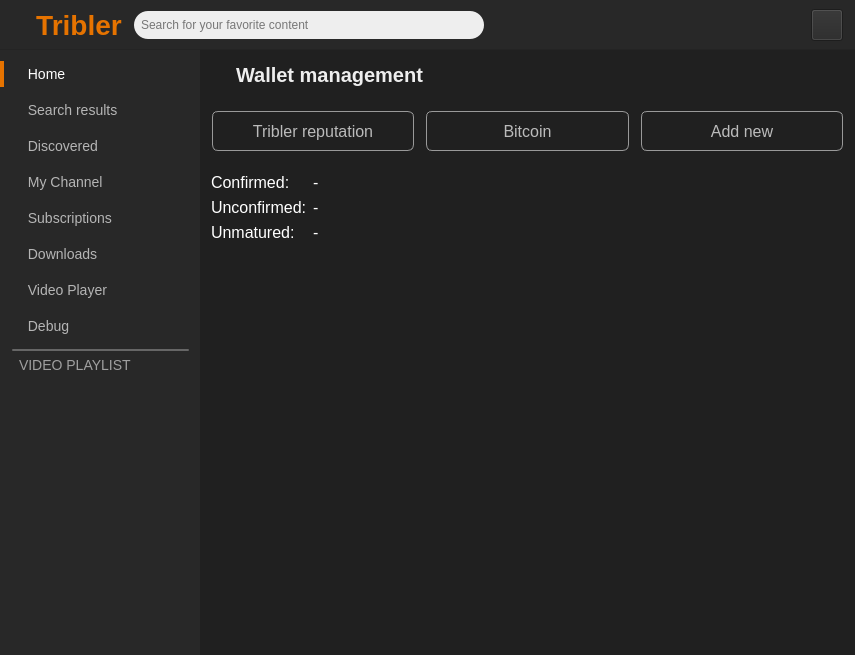
Old version of the form TriblerGUI/qt_resources/mainwindow.ui in the repository devos50/tribler.
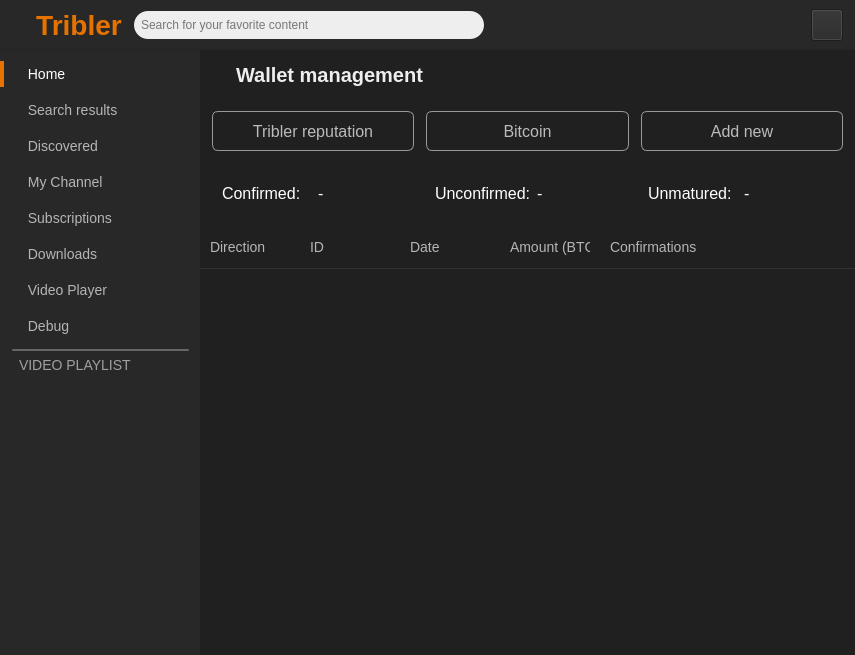
New version of the form. The open tabs and pages were chosen to show the change. Icons and pictures are not drawn. Custom widgets are drawn as their Qt base class.

Commit message: Added transactions overview to btc wallet

Diff of the .ui file:
```diff
--- a/TriblerGUI/qt_resources/mainwindow.ui
+++ b/TriblerGUI/qt_resources/mainwindow.ui
@@ -10236,6 +10236,40 @@
          </layout>
         </widget>
         <widget class="MarketWalletsPage" name="market_wallets_page">
+         <property name="styleSheet">
+          <string notr="true">QTreeWidget {
+border: none;
+font-size: 13px;
+}
+QTreeWidget::item {
+color: #eee;
+height: 30px;
+border-bottom: 1px solid #303030;
+}
+QTreeWidget::item:hover {
+background-color: #303030;
+}
+QTreeWidget::item::selected {
+background-color: #444;
+}
+QHeaderView {
+background-color: transparent;
+}
+QHeaderView::section {
+background-color: transparent;
+border: none;
+color: #B5B5B5;
+padding: 10px;
+font-size: 14px;
+border-bottom: 1px solid #303030;
+}
+QHeaderView::section:hover {
+color: white;
+}
+QTableCornerButton::section {
+background-color: transparent;
+}</string>
+         </property>
          <layout class="QVBoxLayout" name="verticalLayout">
           <property name="spacing">
            <number>0</number>
@@ -10617,50 +10651,130 @@
                  <string notr="true">color: white;
 font-size: 16px;</string>
                 </property>
-                <layout class="QFormLayout" name="formLayout_9">
-                 <property name="formAlignment">
-                  <set>Qt::AlignLeading|Qt::AlignLeft|Qt::AlignTop</set>
+                <layout class="QVBoxLayout" name="verticalLayout_19">
+                 <property name="spacing">
+                  <number>0</number>
                  </property>
-                 <item row="0" column="0">
-                  <widget class="QLabel" name="label_60">
-                   <property name="text">
-                    <string>Confirmed:</string>
-                   </property>
+                 <property name="leftMargin">
+                  <number>0</number>
+                 </property>
+                 <property name="topMargin">
+                  <number>0</number>
+                 </property>
+                 <property name="rightMargin">
+                  <number>0</number>
+                 </property>
+                 <property name="bottomMargin">
+                  <number>0</number>
+                 </property>
+                 <item>
+                  <widget class="QWidget" name="widget_35" native="true">
+                   <layout class="QHBoxLayout" name="horizontalLayout_47">
+                    <item>
+                     <widget class="QWidget" name="widget_36" native="true">
+                      <property name="minimumSize">
+                       <size>
+                        <width>0</width>
+                        <height>0</height>
+                       </size>
+                      </property>
+                      <property name="styleSheet">
+                       <string notr="true"/>
+                      </property>
+                      <layout class="QHBoxLayout" name="horizontalLayout_48">
+                       <item>
+                        <widget class="QLabel" name="label_60">
+                         <property name="text">
+                          <string>Confirmed:</string>
+                         </property>
+                        </widget>
+                       </item>
+                       <item>
+                        <widget class="QLabel" name="btc_wallet_confirmed_label">
+                         <property name="text">
+                          <string>-</string>
+                         </property>
+                        </widget>
+                       </item>
+                      </layout>
+                     </widget>
+                    </item>
+                    <item>
+                     <widget class="QWidget" name="widget_37" native="true">
+                      <layout class="QHBoxLayout" name="horizontalLayout_49">
+                       <item>
+                        <widget class="QLabel" name="label_61">
+                         <property name="text">
+                          <string>Unconfirmed:</string>
+                         </property>
+                        </widget>
+                       </item>
+                       <item>
+                        <widget class="QLabel" name="btc_wallet_unconfirmed_label">
+                         <property name="text">
+                          <string>-</string>
+                         </property>
+                        </widget>
+                       </item>
+                      </layout>
+                     </widget>
+                    </item>
+                    <item>
+                     <widget class="QWidget" name="widget_38" native="true">
+                      <layout class="QHBoxLayout" name="horizontalLayout_50">
+                       <item>
+                        <widget class="QLabel" name="label_62">
+                         <property name="text">
+                          <string>Unmatured:</string>
+                         </property>
+                        </widget>
+                       </item>
+                       <item>
+                        <widget class="QLabel" name="btc_wallet_unmatured_label">
+                         <property name="text">
+                          <string>-</string>
+                         </property>
+                        </widget>
+                       </item>
+                      </layout>
+                     </widget>
+                    </item>
+                   </layout>
                   </widget>
                  </item>
-                 <item row="1" column="0">
-                  <widget class="QLabel" name="label_61">
-                   <property name="text">
-                    <string>Unconfirmed:</string>
+                 <item>
+                  <widget class="QTreeWidget" name="btc_wallet_transactions_list">
+                   <property name="selectionMode">
+                    <enum>QAbstractItemView::NoSelection</enum>
                    </property>
-                  </widget>
-                 </item>
-                 <item row="2" column="0">
-                  <widget class="QLabel" name="label_62">
-                   <property name="text">
-                    <string>Unmatured:</string>
+                   <property name="indentation">
+                    <number>0</number>
                    </property>
-                  </widget>
-                 </item>
-                 <item row="0" column="1">
-                  <widget class="QLabel" name="btc_wallet_confirmed_label">
-                   <property name="text">
-                    <string>-</string>
-                   </property>
-                  </widget>
-                 </item>
-                 <item row="1" column="1">
-                  <widget class="QLabel" name="btc_wallet_unconfirmed_label">
-                   <property name="text">
-                    <string>-</string>
-                   </property>
-                  </widget>
-                 </item>
-                 <item row="2" column="1">
-                  <widget class="QLabel" name="btc_wallet_unmatured_label">
-                   <property name="text">
-                    <string>-</string>
-                   </property>
+                   <column>
+                    <property name="text">
+                     <string>Direction</string>
+                    </property>
+                   </column>
+                   <column>
+                    <property name="text">
+                     <string>ID</string>
+                    </property>
+                   </column>
+                   <column>
+                    <property name="text">
+                     <string>Date</string>
+                    </property>
+                   </column>
+                   <column>
+                    <property name="text">
+                     <string>Amount (BTC)</string>
+                    </property>
+                   </column>
+                   <column>
+                    <property name="text">
+                     <string>Confirmations</string>
+                    </property>
+                   </column>
                   </widget>
                  </item>
                 </layout>
```
The commit also changes 5 other files.
